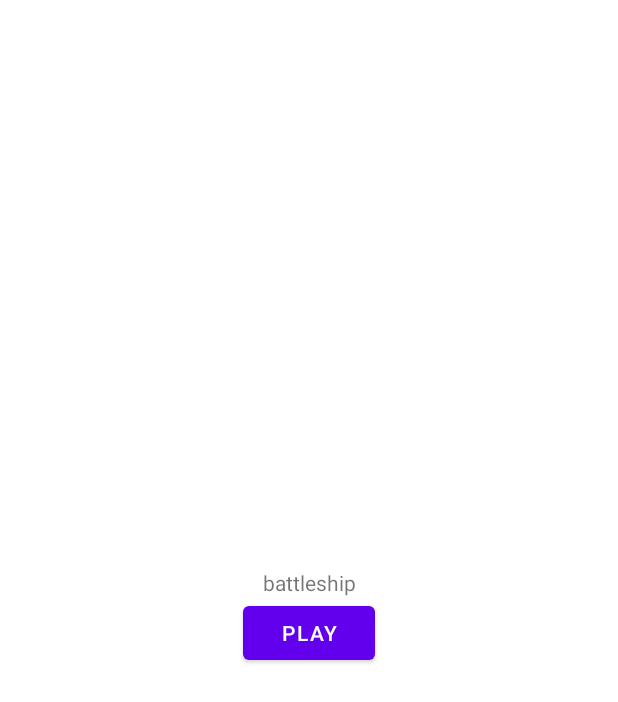
After one commit to FrankMejzlik/battleship-android, an Android app: the layout fragment_main.xml on its own in the app's theme, with its tools: preview values and no code run, on a phone screen of 412 x 824 dp. The commit adds this screen. Shown: the top 702 px of the screen. Run offline under Robolectric (Android 15) with nearby library versions, the phone set to English and light mode, and no system bars.

Commit message:
Refactor MainActivity: add MainFragment.

```diff
--- a/app/build.gradle
+++ b/app/build.gradle
@@ -1,6 +1,7 @@
 plugins {
     id 'com.android.application'
     id 'kotlin-android'
+    id 'kotlin-android-extensions'
 }
 
 android {
--- /dev/null
+++ b/app/src/main/res/layout/fragment_main.xml
@@ -0,0 +1,30 @@
+<?xml version="1.0" encoding="utf-8"?>
+<androidx.constraintlayout.widget.ConstraintLayout xmlns:android="http://schemas.android.com/apk/res/android"
+    xmlns:app="http://schemas.android.com/apk/res-auto"
+    xmlns:tools="http://schemas.android.com/tools"
+    android:layout_width="match_parent"
+    android:layout_height="match_parent"
+    tools:context=".MainFragment">
+
+    <TextView
+        android:id="@+id/txt_main_battleship"
+        android:layout_width="wrap_content"
+        android:layout_height="wrap_content"
+        android:text="@string/app_name"
+        app:layout_constraintBottom_toTopOf="@id/btn_main_play"
+        app:layout_constraintLeft_toLeftOf="parent"
+        app:layout_constraintRight_toRightOf="parent"
+        app:layout_constraintTop_toTopOf="parent"
+        app:layout_constraintVertical_chainStyle="packed"/>
+
+    <Button
+        android:id="@+id/btn_main_play"
+        android:layout_width="wrap_content"
+        android:layout_height="wrap_content"
+        android:text="Play"
+        app:layout_constraintStart_toStartOf="parent"
+        app:layout_constraintEnd_toEndOf="parent"
+        app:layout_constraintTop_toBottomOf="@id/txt_main_battleship"
+        app:layout_constraintBottom_toBottomOf="parent"/>
+
+</androidx.constraintlayout.widget.ConstraintLayout>
--- a/build.gradle
+++ b/build.gradle
@@ -8,6 +8,7 @@ buildscript {
     dependencies {
         classpath "com.android.tools.build:gradle:4.1.0"
         classpath "org.jetbrains.kotlin:kotlin-gradle-plugin:$kotlin_version"
+        classpath "org.jetbrains.kotlin:kotlin-android-extensions:$kotlin_version"
 
         // NOTE: Do not place your application dependencies here; they belong
         // in the individual module build.gradle files
```
Also changed, not shown: app/src/main/java/com/example/battleship/MainActivity.kt (+0 -10 lines), app/src/main/java/com/example/battleship/MainFragment.kt (added, +28 -0 lines), app/src/main/res/layout/activity_main.xml (+5 -20 lines).
